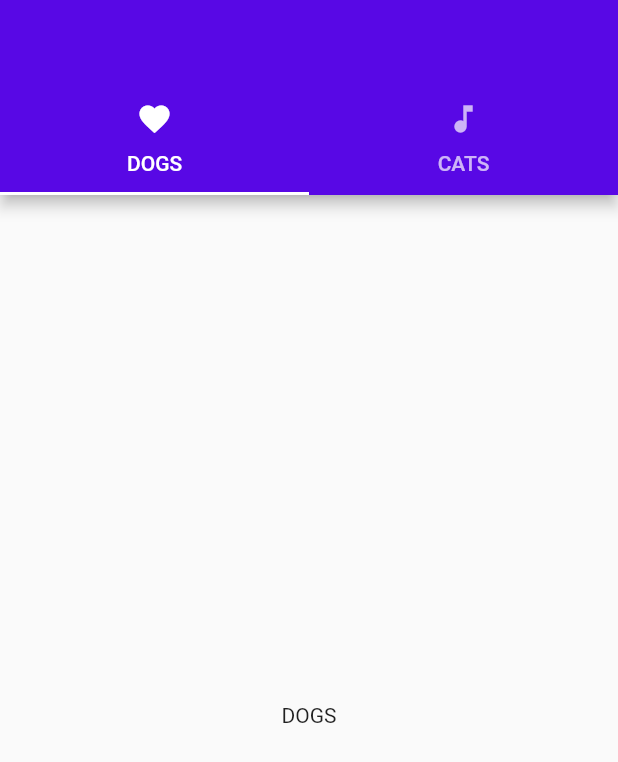
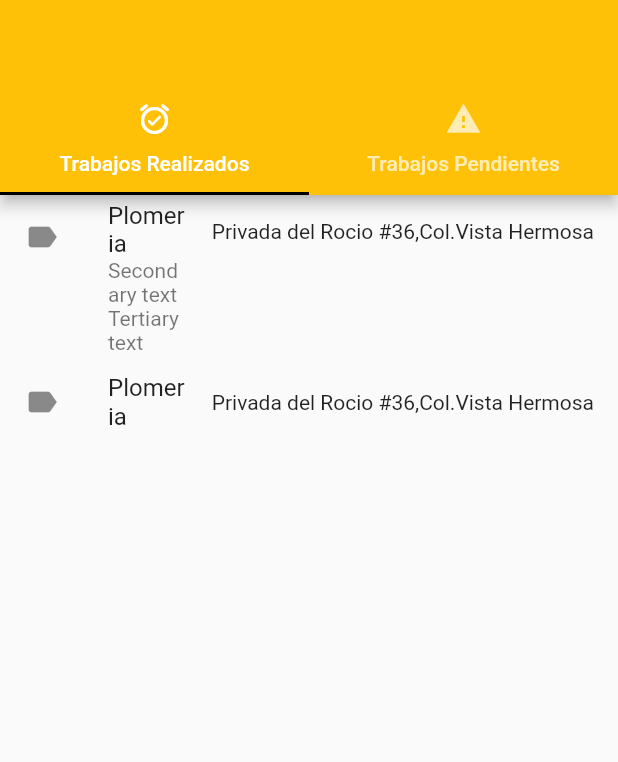
Before and after one commit to BansheeJoe1098/gpolias, a Flutter app: the screen it shows after launch, after a tap on "Login", on a phone screen of 412 x 824 dp. Shown: the top 762 px of the screen. Run offline on Flutter 3.47's test engine with Material 2 defaults, Android fonts, the phone set to English and light mode, and no system bars.

Commit message:
Vista
Trabajos Realizados y Pendientes

```diff
--- a/lib/main.dart
+++ b/lib/main.dart
@@ -17,11 +17,11 @@ class MyApp extends StatelessWidget {
       title: _title,
       theme: ThemeData(
 
-       primarySwatch: Colors.blue,
+       primarySwatch: Colors.amber,
       ),
       home: Scaffold(
         appBar: AppBar(
-          title: const Text(_title),
+
 
         ),
         body: const MyStatefulWidget(
@@ -42,20 +42,41 @@ class SecondScreen extends StatelessWidget {
             title: Text(''),
 
             automaticallyImplyLeading: false,
-            backgroundColor: Color(0xff5808e5),
+            backgroundColor: Colors.amber,
             bottom: TabBar(
-              indicatorColor: Colors.white,
+              indicatorColor: Colors.black,
               tabs: [
-                Tab(text: 'DOGS', icon: Icon(Icons.favorite)),
-                Tab(text: 'CATS', icon: Icon(Icons.music_note)),
+                Tab(
+                    text: 'Trabajos Realizados',
+                    icon: Icon(Icons.alarm_on_rounded)),
+                Tab(
+                    text: 'Trabajos Pendientes',
+                    icon: Icon(Icons.warning)),
                 //Tab(text: 'BIRDS', icon: Icon(Icons.search)),
               ],
             ),
           ),
           body: TabBarView(
             children: [
-              Center(child: Text('DOGS')),
-              Center(child: Text('CATS')),
+              ListView(
+                children: [
+                  ListTile(
+                    title: Text('Plomeria'),
+                    leading: Icon(Icons.label),
+                    trailing: Text('Privada del Rocio #36,Col.Vista Hermosa'),
+                    isThreeLine: true,
+                    subtitle: Text('Secondary text\nTertiary text'),
+                  ),
+                  ListTile(
+                    title: Text('Plomeria'),
+                    leading: Icon(Icons.label),
+                    trailing: Text('Privada del Rocio #36,Col.Vista Hermosa'),
+                  ),
+                ],
+              ),
+              Center(
+                  child:
+                  Text('CATS')),
               //Center(child: Text('BIRDS')),
             ],
           ),
@@ -97,7 +118,7 @@ class _MyStatefulWidgetState extends State<MyStatefulWidget> {
                 alignment: Alignment.center,
                 padding: const EdgeInsets.all(10),
                 child: const Text(
-                  'Sign in',
+                  'Ingresar',
                   style: TextStyle(fontSize: 20),
                 )),
             Container(
@@ -108,7 +129,7 @@ class _MyStatefulWidgetState extends State<MyStatefulWidget> {
                 decoration: const InputDecoration(
                   border: OutlineInputBorder(),
                   labelText: 'Usuario o Correo Electronico',
-                  icon: Icon(Icons.ac_unit_outlined),
+                  icon: Icon(Icons.account_circle),
                 ),
               ),
 
@@ -121,6 +142,7 @@ class _MyStatefulWidgetState extends State<MyStatefulWidget> {
                 decoration: const InputDecoration(
                   border: OutlineInputBorder(),
                   labelText: 'Contarseña',
+                  icon: Icon(Icons.admin_panel_settings),
                 ),
               ),
             ),
--- a/pubspec.yaml
+++ b/pubspec.yaml
@@ -46,6 +46,7 @@ dev_dependencies:
   # package. See that file for information about deactivating specific lint
   # rules and activating additional ones.
   flutter_lints: ^1.0.0
+  flutter_launcher_icons: ^0.7.4
 
 # For information on the generic Dart part of this file, see the
 # following page: https://dart.dev/tools/pub/pubspec
```
Also changed, not shown: pubspec.lock.
